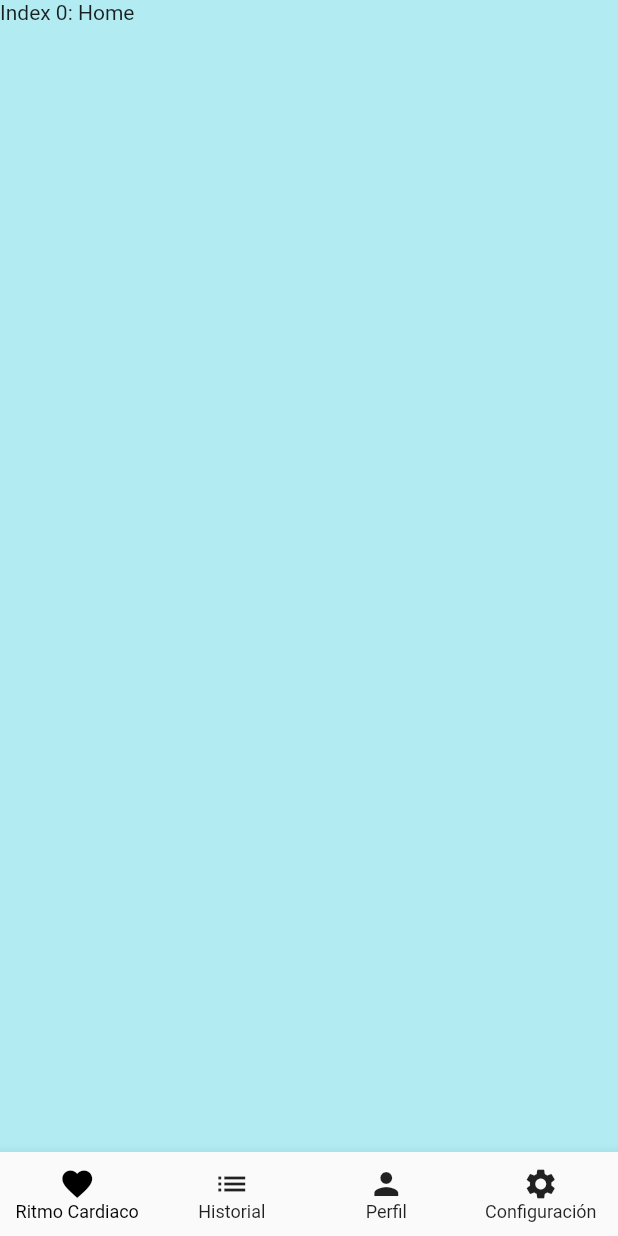
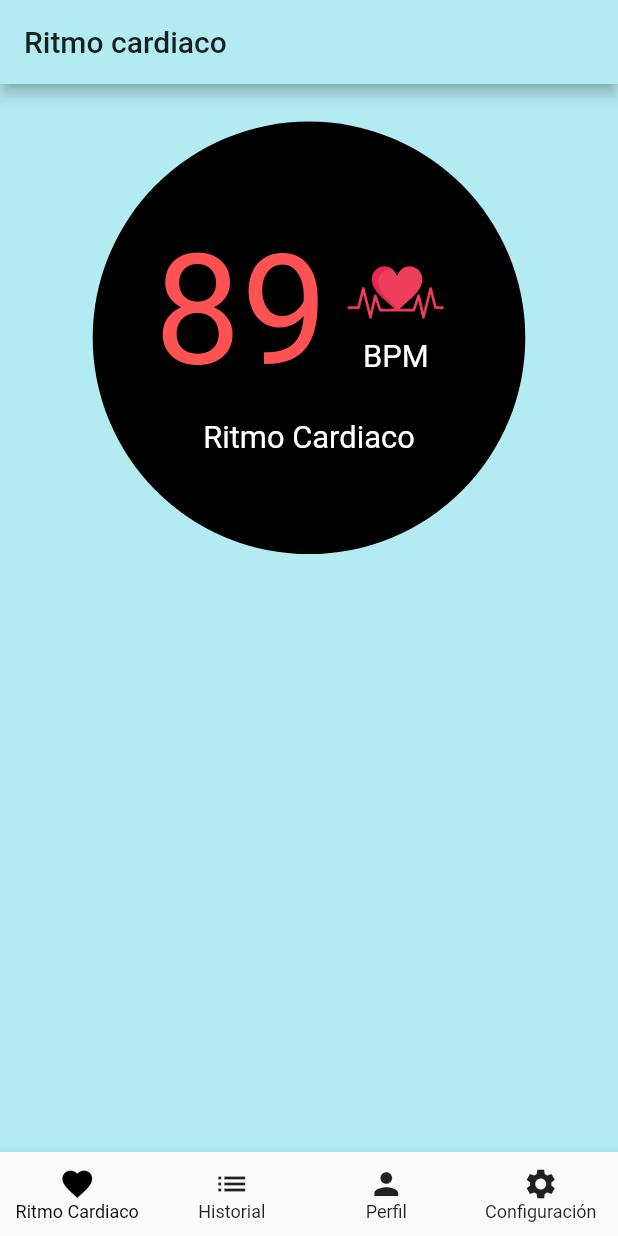
Before and after one commit to sadaakisz/it_innova_flutter, a Flutter app: the screen it shows after launch, on a phone screen of 412 x 824 dp. Run offline on Flutter 3.47's test engine with Material 2 defaults, Android fonts, the phone set to English and light mode, and no system bars.

Commit message:
Implemented baseline for HeartRate.

```diff
--- /dev/null
+++ b/lib/pages/heart_rate.dart
@@ -0,0 +1,28 @@
+import 'package:flutter/material.dart';
+import 'package:it_innova_flutter/widgets/heart_rate_indicator.dart';
+
+class HeartRate extends StatefulWidget {
+  const HeartRate({Key? key}) : super(key: key);
+
+  @override
+  _HeartRateState createState() => _HeartRateState();
+}
+
+class _HeartRateState extends State<HeartRate> {
+  @override
+  Widget build(BuildContext context) {
+    return Scaffold(
+      appBar: AppBar(
+        title: Text(
+          'Ritmo cardiaco',
+          style: TextStyle(color: Colors.black87),
+        ),
+        iconTheme: IconThemeData(color: Colors.black87),
+      ),
+      body: Padding(
+        padding: const EdgeInsets.symmetric(vertical: 25.0, horizontal: 25.0),
+        child: HeartRateIndicator(bpm: 89),
+      ),
+    );
+  }
+}
--- a/lib/pages/home.dart
+++ b/lib/pages/home.dart
@@ -1,4 +1,5 @@
 import 'package:flutter/material.dart';
+import 'package:it_innova_flutter/pages/heart_rate.dart';
 import 'package:it_innova_flutter/pages/history.dart';
 import 'package:it_innova_flutter/pages/profile.dart';
 import 'package:it_innova_flutter/pages/settings.dart';
@@ -19,9 +20,7 @@ class _HomeState extends State<Home> {
     'Ubicación'
   ];
   static List<Widget> _widgetOptions = <Widget>[
-    Text(
-      'Index 0: Home',
-    ),
+    HeartRate(),
     History(),
     Profile(),
     Settings(),
--- /dev/null
+++ b/lib/widgets/heart_rate_indicator.dart
@@ -0,0 +1,58 @@
+import 'package:flutter/material.dart';
+
+class HeartRateIndicator extends StatelessWidget {
+  final int bpm;
+  const HeartRateIndicator({Key? key, required this.bpm}) : super(key: key);
+
+  @override
+  Widget build(BuildContext context) {
+    double width = MediaQuery.of(context).size.width;
+    TextStyle numberStyle =
+        TextStyle(color: Colors.redAccent.shade200, fontSize: width * 0.25);
+    TextStyle infoStyle =
+        TextStyle(color: Colors.white, fontSize: width * 0.05);
+    return Container(
+      width: width,
+      child: Container(
+        width: width * 0.7,
+        height: width * 0.7,
+        decoration: BoxDecoration(
+          shape: BoxShape.circle,
+          color: Colors.black,
+        ),
+        child: Column(
+          mainAxisAlignment: MainAxisAlignment.center,
+          children: <Widget>[
+            Row(
+              mainAxisAlignment: MainAxisAlignment.center,
+              children: <Widget>[
+                Text(
+                  bpm.toString(),
+                  style: numberStyle,
+                ),
+                Column(
+                  children: <Widget>[
+                    SizedBox(
+                        width: width * 0.22,
+                        child: Image.asset('assets/bpm.png')),
+                    Container(
+                        transform: Matrix4.translationValues(0, -15, 0),
+                        child: Text(
+                          'BPM',
+                          style: infoStyle,
+                        )),
+                  ],
+                ),
+              ],
+            ),
+            SizedBox(height: width * 0.03),
+            Text(
+              'Ritmo Cardiaco',
+              style: infoStyle,
+            ),
+          ],
+        ),
+      ),
+    );
+  }
+}
```
